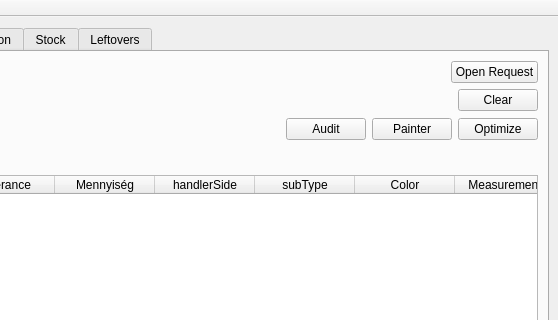
Qt form view/MainWindow.ui (horvathzoltan/cutplannerpro) before a commit; both pictures show x 466 to 1024 and y 0 to 320 of the 1024 by 666 pixel window.
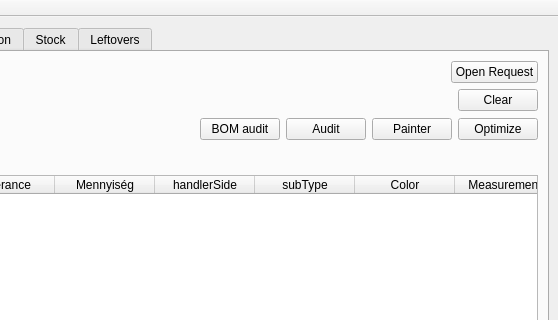
The same form after that commit. The open tabs and pages were chosen to show the change.

Patch:
```diff
--- a/view/MainWindow.ui
+++ b/view/MainWindow.ui
@@ -185,6 +185,13 @@
               </property>
              </spacer>
             </item>
+            <item>
+             <widget class="QPushButton" name="btn_BOMaudit">
+              <property name="text">
+               <string>BOM audit</string>
+              </property>
+             </widget>
+            </item>
             <item>
              <widget class="QPushButton" name="btn_Audit">
               <property name="text">
```
Left out of the diff: 2 changed lines with no effect on the pictures.
